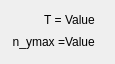
This is AcceptableKDialog/tableviewelement.ui in Yegres5/diploma as Qt 5 draws it before an edit. The edited form follows.
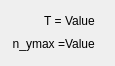
This is the edited form.

What changed in the file:
```diff
--- a/AcceptableKDialog/tableviewelement.ui
+++ b/AcceptableKDialog/tableviewelement.ui
@@ -7,9 +7,15 @@
     <x>0</x>
     <y>0</y>
     <width>115</width>
-    <height>64</height>
+    <height>66</height>
    </rect>
   </property>
+  <property name="minimumSize">
+   <size>
+    <width>0</width>
+    <height>0</height>
+   </size>
+  </property>
   <property name="windowTitle">
    <string>Frame</string>
   </property>
```
